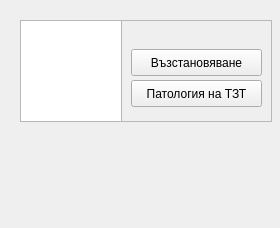
The window that src/View/SubWidgets/SurfacePanel.ui (thefinalcutbg/DinoDent) describes before a commit, drawn with Qt 5.
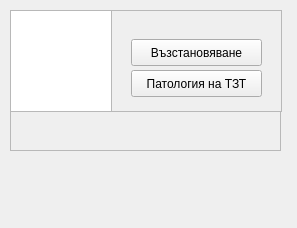
The same window after the commit. Custom widgets are drawn as their Qt base class.

What changed in the file:
```diff
--- a/src/View/SubWidgets/SurfacePanel.ui
+++ b/src/View/SubWidgets/SurfacePanel.ui
@@ -6,56 +6,18 @@
    <rect>
     <x>0</x>
     <y>0</y>
-    <width>280</width>
+    <width>297</width>
     <height>228</height>
    </rect>
   </property>
   <property name="windowTitle">
    <string>SurfacePanel</string>
   </property>
-  <widget class="QLabel" name="statusInfoLabel">
-   <property name="geometry">
-    <rect>
-     <x>20</x>
-     <y>140</y>
-     <width>251</width>
-     <height>20</height>
-    </rect>
-   </property>
-   <property name="text">
-    <string/>
-   </property>
-   <property name="alignment">
-    <set>Qt::AlignCenter</set>
-   </property>
-   <property name="wordWrap">
-    <bool>true</bool>
-   </property>
-  </widget>
-  <widget class="QLabel" name="surfaceInfoLabel">
-   <property name="geometry">
-    <rect>
-     <x>20</x>
-     <y>123</y>
-     <width>251</width>
-     <height>20</height>
-    </rect>
-   </property>
-   <property name="text">
-    <string/>
-   </property>
-   <property name="alignment">
-    <set>Qt::AlignCenter</set>
-   </property>
-   <property name="wordWrap">
-    <bool>true</bool>
-   </property>
-  </widget>
   <widget class="QGraphicsView" name="surfaceView">
    <property name="geometry">
     <rect>
-     <x>20</x>
-     <y>20</y>
+     <x>10</x>
+     <y>10</y>
      <width>102</width>
      <height>102</height>
     </rect>
@@ -85,9 +47,9 @@
   <widget class="QFrame" name="group">
    <property name="geometry">
     <rect>
-     <x>121</x>
-     <y>20</y>
-     <width>151</width>
+     <x>111</x>
+     <y>10</y>
+     <width>171</width>
      <height>102</height>
     </rect>
    </property>
@@ -118,7 +80,7 @@
    <widget class="QLabel" name="sideBox">
     <property name="geometry">
      <rect>
-      <x>10</x>
+      <x>20</x>
       <y>5</y>
       <width>131</width>
       <height>16</height>
@@ -152,7 +114,7 @@
    <widget class="StatusButton" name="sideObturation">
     <property name="geometry">
      <rect>
-      <x>10</x>
+      <x>20</x>
       <y>29</y>
       <width>131</width>
       <height>27</height>
@@ -177,7 +139,7 @@
    <widget class="StatusButton" name="sideCaries">
     <property name="geometry">
      <rect>
-      <x>10</x>
+      <x>20</x>
       <y>60</y>
       <width>131</width>
       <height>27</height>
@@ -200,6 +162,60 @@
     </property>
    </widget>
   </widget>
+  <widget class="QFrame" name="frame">
+   <property name="geometry">
+    <rect>
+     <x>10</x>
+     <y>111</y>
+     <width>271</width>
+     <height>40</height>
+    </rect>
+   </property>
+   <property name="frameShape">
+    <enum>QFrame::StyledPanel</enum>
+   </property>
+   <property name="frameShadow">
+    <enum>QFrame::Plain</enum>
+   </property>
+   <widget class="QLabel" name="statusInfoLabel">
+    <property name="geometry">
+     <rect>
+      <x>0</x>
+      <y>20</y>
+      <width>271</width>
+      <height>20</height>
+     </rect>
+    </property>
+    <property name="text">
+     <string/>
+    </property>
+    <property name="alignment">
+     <set>Qt::AlignHCenter|Qt::AlignTop</set>
+    </property>
+    <property name="wordWrap">
+     <bool>true</bool>
+    </property>
+   </widget>
+   <widget class="QLabel" name="surfaceInfoLabel">
+    <property name="geometry">
+     <rect>
+      <x>0</x>
+      <y>0</y>
+      <width>271</width>
+      <height>20</height>
+     </rect>
+    </property>
+    <property name="text">
+     <string/>
+    </property>
+    <property name="alignment">
+     <set>Qt::AlignHCenter|Qt::AlignTop</set>
+    </property>
+    <property name="wordWrap">
+     <bool>true</bool>
+    </property>
+   </widget>
+  </widget>
  </widget>
  <layoutdefault spacing="6" margin="11"/>
  <customwidgets>
```
